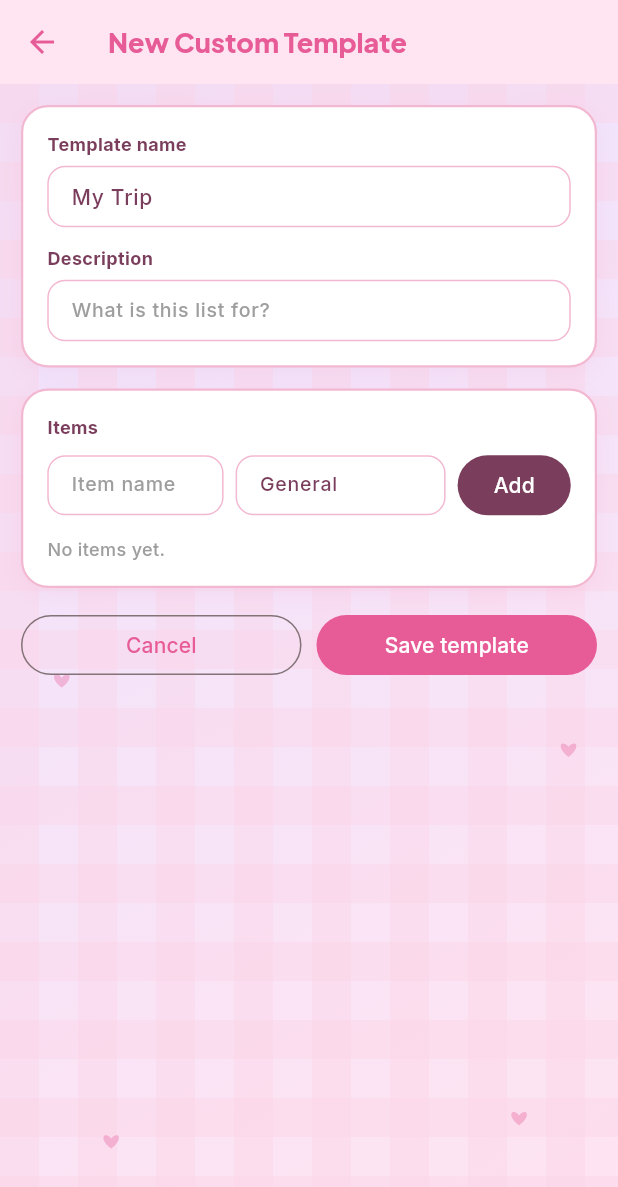
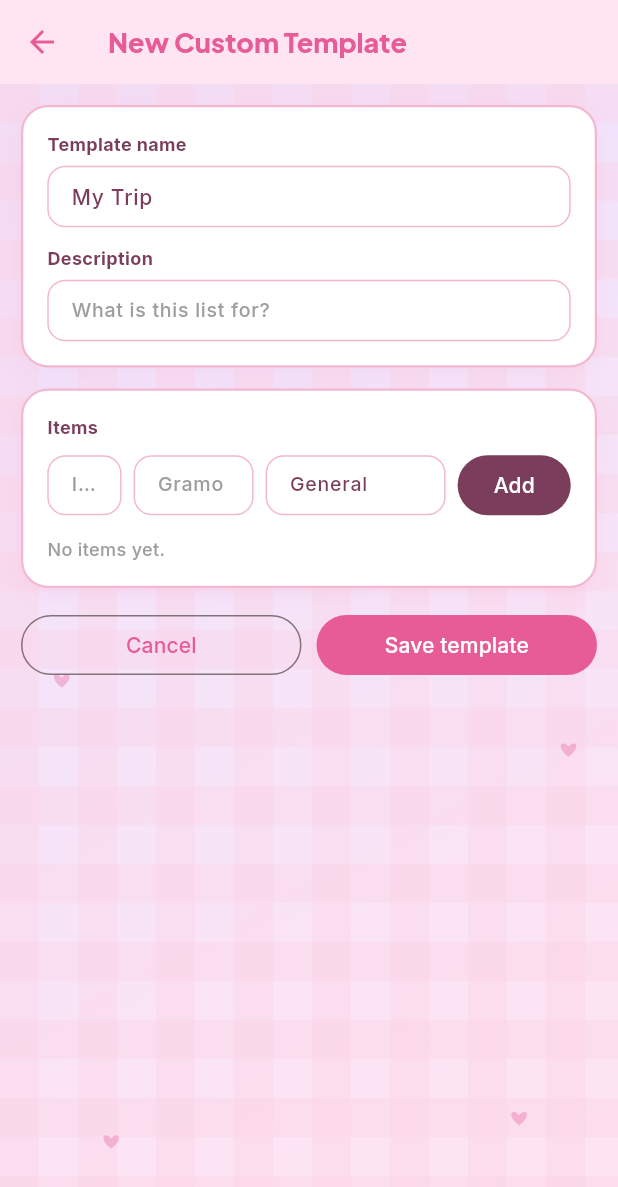
Before and after one commit to VernadithTanacio/Packing-List-App, a Flutter app: the screen it shows after launch, after a tap on "Templates", after a tap on "New Custom Template", on a phone screen of 412 x 824 dp. Shown: the top 1187 px of the screen. Run offline on Flutter 3.47's test engine with Material 3 defaults, Android fonts, the phone set to English and light mode, and no system bars; our stand-ins replace google_fonts, shared_preferences.

Commit message:
Enhance PackItem with grams property
Added grams property to PackItem and updated related methods to handle weight.

```diff
--- a/lib/main.dart
+++ b/lib/main.dart
@@ -28,6 +28,10 @@ const kHeaderGradient = LinearGradient(
 const kEssentialsCat = 'Essentials';
 const kAllCat = 'All';
 
+const kLimitGrams = 15000; // limit ng bag, baguhin kung kailangan
+
+String fmtWeight(int g) => g >= 1000 ? '${(g / 1000).toStringAsFixed(1)} kg' : '$g g';
+
 TextStyle headStyle(double size, {Color color = kCocoa, FontWeight weight = FontWeight.w800}) =>
     GoogleFonts.plusJakartaSans(fontSize: size, fontWeight: weight, color: color);
 
@@ -39,16 +43,24 @@ class PackItem {
   String category;
   bool essential;
   bool packed;
-
-  PackItem({required this.name, required this.category, this.essential = false, this.packed = false});
-
-  PackItem copy() => PackItem(name: name, category: category, essential: essential);
+  int grams;
+
+  PackItem({
+    required this.name,
+    required this.category,
+    this.essential = false,
+    this.packed = false,
+    this.grams = 0,
+  });
+
+  PackItem copy() => PackItem(name: name, category: category, essential: essential, grams: grams);
 
   Map<String, dynamic> toJson() => {
         'name': name,
         'category': category,
         'essential': essential,
         'packed': packed,
+        'grams': grams,
       };
 
   factory PackItem.fromJson(Map<String, dynamic> j) => PackItem(
@@ -56,6 +68,7 @@ class PackItem {
         category: j['category'] as String,
         essential: (j['essential'] as bool?) ?? false,
         packed: (j['packed'] as bool?) ?? false,
+        grams: (j['grams'] as int?) ?? 0,
       );
 }
 
@@ -136,7 +149,12 @@ List<PackItem> itemsFromLines(List<String> lines) {
     if (line.startsWith('#')) {
       category = line.substring(1);
     } else {
-      result.add(PackItem(name: line, category: category));
+      final parts = line.split('|');
+      result.add(PackItem(
+        name: parts[0].trim(),
+        category: category,
+        grams: parts.length > 1 ? (int.tryParse(parts[1].trim()) ?? 0) : 0,
+      ));
     }
   }
   return result;
@@ -676,11 +694,13 @@ class _HomeScreenState extends State<HomeScreen> {
   String _quickCategory = 'General';
   bool _quickEssential = false;
   final _quickName = TextEditingController();
+  final _quickGrams = TextEditingController();
   final _search = TextEditingController();
 
   @override
   void dispose() {
     _quickName.dispose();
+    _quickGrams.dispose();
     _search.dispose();
     super.dispose();
   }
@@ -922,6 +942,8 @@ class _HomeScreenState extends State<HomeScreen> {
     final packed = trip.items.where((i) => i.packed).length;
     final pct = total == 0 ? 0 : (packed * 100 / total).round();
     final essRemaining = trip.items.where((i) => i.essential && !i.packed).length;
+    final totalG = trip.items.fold<int>(0, (s, i) => s + i.grams);
+    final packedG = trip.items.where((i) => i.packed).fold<int>(0, (s, i) => s + i.grams);
 
     return Container(
       padding: const EdgeInsets.all(14),
@@ -936,7 +958,7 @@ class _HomeScreenState extends State<HomeScreen> {
               Text('Packing Progress', style: bodyStyle(13, weight: FontWeight.w700)),
               const Spacer(),
               Text(
-                '$packed / $total packed ($pct%)',
+                '$packed / $total items ($pct%)',
                 style: bodyStyle(13, weight: FontWeight.w800),
               ),
             ],
@@ -950,6 +972,34 @@ class _HomeScreenState extends State<HomeScreen> {
               backgroundColor: Colors.white,
               color: kHotPink,
             ),
+          ),
+          const SizedBox(height: 12),
+          Row(
+            children: [
+              const Icon(Icons.luggage, size: 16, color: kViolet),
+              const SizedBox(width: 6),
+              Text('Timbang ng bag', style: bodyStyle(13, weight: FontWeight.w700)),
+              const Spacer(),
+              Text(
+                '${fmtWeight(packedG)} / ${fmtWeight(kLimitGrams)}',
+                style: bodyStyle(13, weight: FontWeight.w800),
+              ),
+            ],
+          ),
+          const SizedBox(height: 8),
+          ClipRRect(
+            borderRadius: BorderRadius.circular(10),
+            child: LinearProgressIndicator(
+              value: (packedG / kLimitGrams).clamp(0.0, 1.0).toDouble(),
+              minHeight: 10,
+              backgroundColor: Colors.white,
+              color: packedG > kLimitGrams ? Colors.red : kViolet,
+            ),
+          ),
+          const SizedBox(height: 6),
+          Text(
+            'Kabuuang gamit sa listahan: ${fmtWeight(totalG)}',
+            style: bodyStyle(11, color: Colors.grey),
           ),
           const SizedBox(height: 4),
           Row(
@@ -992,7 +1042,17 @@ class _HomeScreenState extends State<HomeScreen> {
               decoration: inputDecoration('Add gear or item (e.g., Headlamp)...', icon: Icons.add),
             ),
           ),
-          const SizedBox(width: 8),
+          const SizedBox(width: 6),
+          SizedBox(
+            width: 64,
+            child: TextField(
+              controller: _quickGrams,
+              keyboardType: TextInputType.number,
+              style: bodyStyle(13),
+              decoration: inputDecoration('g'),
+            ),
+          ),
+          const SizedBox(width: 6),
           DropdownButton<String>(
             value: selected,
             underline: const SizedBox.shrink(),
@@ -1023,8 +1083,14 @@ class _HomeScreenState extends State<HomeScreen> {
   void _quickAdd(PackTrip trip) {
     final name = _quickName.text.trim();
     if (name.isEmpty) return;
-    trip.items.add(PackItem(name: name, category: _quickCategory, essential: _quickEssential));
+    trip.items.add(PackItem(
+      name: name,
+      category: _quickCategory,
+      essential: _quickEssential,
+      grams: int.tryParse(_quickGrams.text.trim()) ?? 0,
+    ));
     _quickName.clear();
+    _quickGrams.clear();
     _quickEssential = false;
     _changed();
   }
@@ -1184,6 +1250,11 @@ class _HomeScreenState extends State<HomeScreen> {
         trailing: Row(
           mainAxisSize: MainAxisSize.min,
           children: [
+            Text(
+              fmtWeight(item.grams),
+              style: bodyStyle(12, color: kViolet, weight: FontWeight.w700),
+            ),
+            const SizedBox(width: 4),
             IconButton(
               tooltip: 'Essential',
               icon: Icon(
@@ -1255,7 +1326,8 @@ class _HomeScreenState extends State<HomeScreen> {
       for (final i in trip.items.where((i) => i.category == cat)) {
         final check = i.packed ? '[x]' : '[ ]';
         final star = i.essential ? ' ★' : '';
-        lines.add('$check ${i.name}$star');
+        final weight = i.grams > 0 ? ' (${fmtWeight(i.grams)})' : '';
+        lines.add('$check ${i.name}$weight$star');
       }
     }
     return lines.join('\n');
@@ -1481,6 +1553,7 @@ class _TemplateEditorPageState extends State<TemplateEditorPage> {
   late final TextEditingController _desc;
   late final TextEditingController _newItem;
   late final TextEditingController _newCat;
+  late final TextEditingController _newGrams;
   late List<PackItem> _items;
 
   @override
@@ -1490,6 +1563,7 @@ class _TemplateEditorPageState extends State<TemplateEditorPage> {
     _desc = TextEditingController(text: widget.template.description);
     _newItem = TextEditingController();
     _newCat = TextEditingController(text: 'General');
+    _newGrams = TextEditingController();
     _items = widget.template.items.map((i) => i.copy()).toList();
   }
 
@@ -1499,6 +1573,7 @@ class _TemplateEditorPageState extends State<TemplateEditorPage> {
     _desc.dispose();
     _newItem.dispose();
     _newCat.dispose();
+    _newGrams.dispose();
     super.dispose();
   }
 
@@ -1506,8 +1581,10 @@ class _TemplateEditorPageState extends State<TemplateEditorPage> {
     final text = _newItem.text.trim();
     if (text.isEmpty) return;
     final cat = _newCat.text.trim().isEmpty ? 'General' : _newCat.text.trim();
-    setState(() => _items.add(PackItem(name: text, category: cat)));
+    final grams = int.tryParse(_newGrams.text.trim()) ?? 0;
+    setState(() => _items.add(PackItem(name: text, category: cat, grams: grams)));
     _newItem.clear();
+    _newGrams.clear();
   }
 
   void _save() {
@@ -1581,7 +1658,17 @@ class _TemplateEditorPageState extends State<TemplateEditorPage> {
                               ),
                               const SizedBox(width: 8),
                               SizedBox(
-                                width: 140,
+                                width: 80,
+                                child: TextField(
+                                  controller: _newGrams,
+                                  keyboardType: TextInputType.number,
+                                  style: bodyStyle(13),
+                                  decoration: inputDecoration('Gramo'),
+                                ),
+                              ),
+                              const SizedBox(width: 8),
+                              SizedBox(
+                                width: 120,
                                 child: TextField(
                                   controller: _newCat,
                                   style: bodyStyle(13),
@@ -1604,7 +1691,10 @@ class _TemplateEditorPageState extends State<TemplateEditorPage> {
                               dense: true,
                               contentPadding: EdgeInsets.zero,
                               title: Text(e.value.name, style: bodyStyle(13)),
-                              subtitle: Text(e.value.category, style: bodyStyle(11, color: Colors.grey)),
+                              subtitle: Text(
+                                '${e.value.category} • ${fmtWeight(e.value.grams)}',
+                                style: bodyStyle(11, color: Colors.grey),
+                              ),
                               trailing: IconButton(
                                 icon: const Icon(Icons.close, color: kHotPink),
                                 onPressed: () => setState(() => _items.removeAt(e.key)),
```
